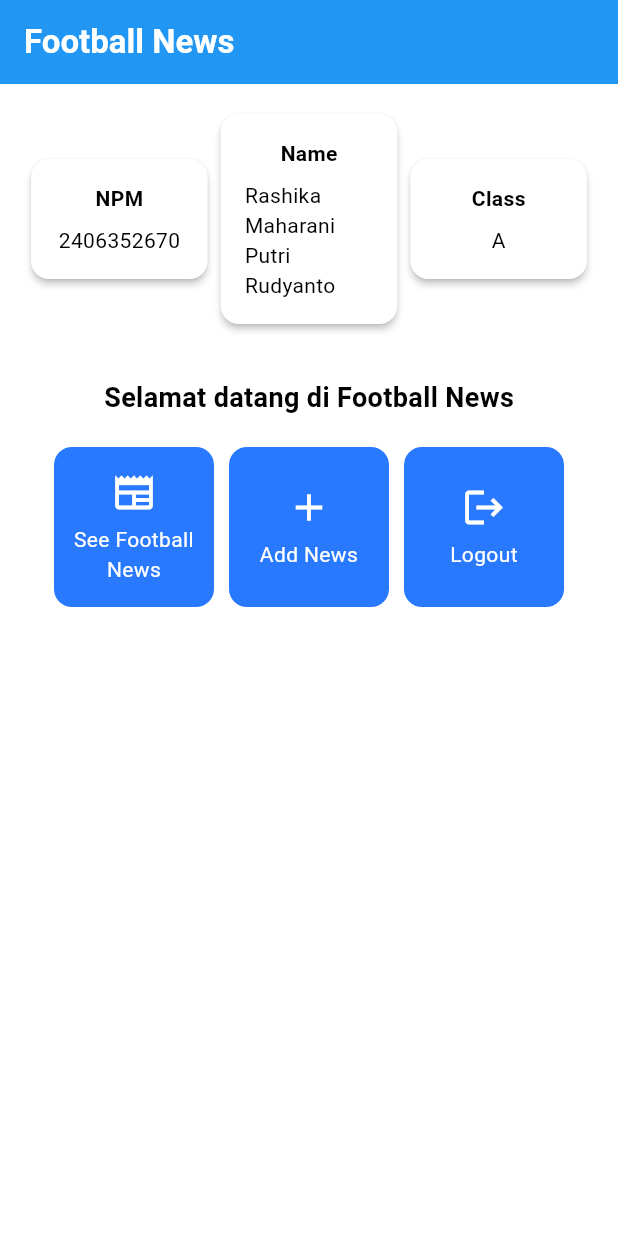
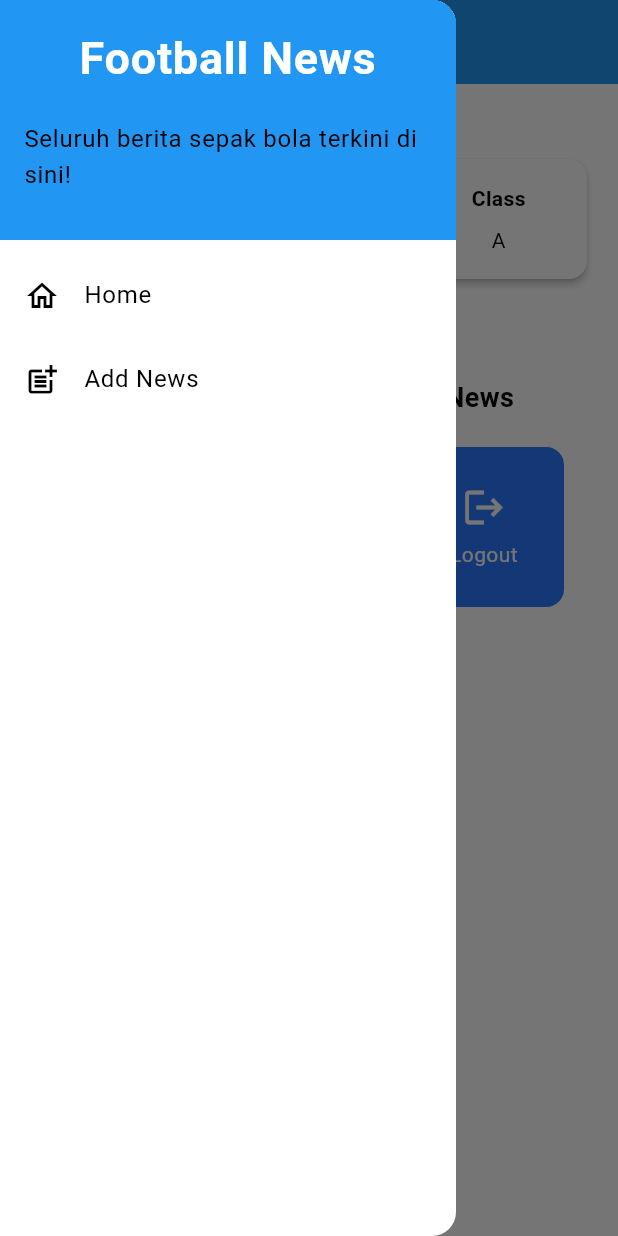
Before and after one commit to chazelnut/football-news-mobile, a Flutter app: the screen it shows after launch, with the side drawer open (before the commit the screen has no drawer), on a phone screen of 412 x 824 dp. Run offline on Flutter 3.47's test engine with Material 3 defaults, Android fonts, the phone set to English and light mode, and no system bars.

Commit message:
tutor 7 sebagian sampe form input selesai drawer

```diff
--- a/lib/menu.dart
+++ b/lib/menu.dart
@@ -1,4 +1,5 @@
 import 'package:flutter/material.dart';
+import 'package:football_news/widgets/left_drawer.dart';
 
 class MyHomePage extends StatelessWidget {
   MyHomePage({super.key});
@@ -30,6 +31,7 @@ class MyHomePage extends StatelessWidget {
         // Warna latar belakang AppBar diambil dari skema warna tema aplikasi.
         backgroundColor: Theme.of(context).colorScheme.primary,
       ),
+      drawer: LeftDrawer(),
       // Body halaman dengan padding di sekelilingnya.
       body: Padding(
         padding: const EdgeInsets.all(16.0),
--- /dev/null
+++ b/lib/widgets/left_drawer.dart
@@ -0,0 +1,64 @@
+import 'package:flutter/material.dart';
+import 'package:football_news/menu.dart';
+
+class LeftDrawer extends StatelessWidget {
+  const LeftDrawer({super.key});
+
+  @override
+  Widget build(BuildContext context) {
+    return Drawer(
+      child: ListView(
+        children: [
+          const DrawerHeader(
+          // TODO: Bagian drawer header
+          decoration: BoxDecoration(
+            color: Colors.blue,
+          ),
+          child: Column(
+            children: [
+              Text(
+                'Football News',
+                textAlign: TextAlign.center,
+                style: TextStyle(
+                  fontSize: 30,
+                  fontWeight: FontWeight.bold,
+                  color: Colors.white,
+                ),
+              ),
+              Padding(padding: EdgeInsets.all(10)),
+              Text("Seluruh berita sepak bola terkini di sini!",
+              //TODO: Tambahkan gaya teks dengan center alignment, font ukuran 15, warna putih, dan weight biasa
+              ),
+            ],
+          ),
+          ),
+          // TODO: Bagian routing
+          ListTile(
+            leading: const Icon(Icons.home_outlined),
+            title: const Text('Home'),
+            // Bagian redirection ke MyHomePage
+            onTap: () {
+              Navigator.pushReplacement(
+                context,
+                MaterialPageRoute(
+                  builder: (context) => MyHomePage(),
+                ));
+            },
+          ),
+          ListTile(
+            leading: const Icon(Icons.post_add),
+            title: const Text('Add News'),
+            // Bagian redirection ke NewsFormPage
+            onTap: () {
+              /*
+              TODO: Buatlah routing ke NewsFormPage di sini,
+              setelah halaman NewsFormPage sudah dibuat.
+              */
+            },
+          ),
+          // TODO: Buat ListTile baru untuk ke halaman melihat news
+        ],
+      ),
+    );
+  }
+}
```
